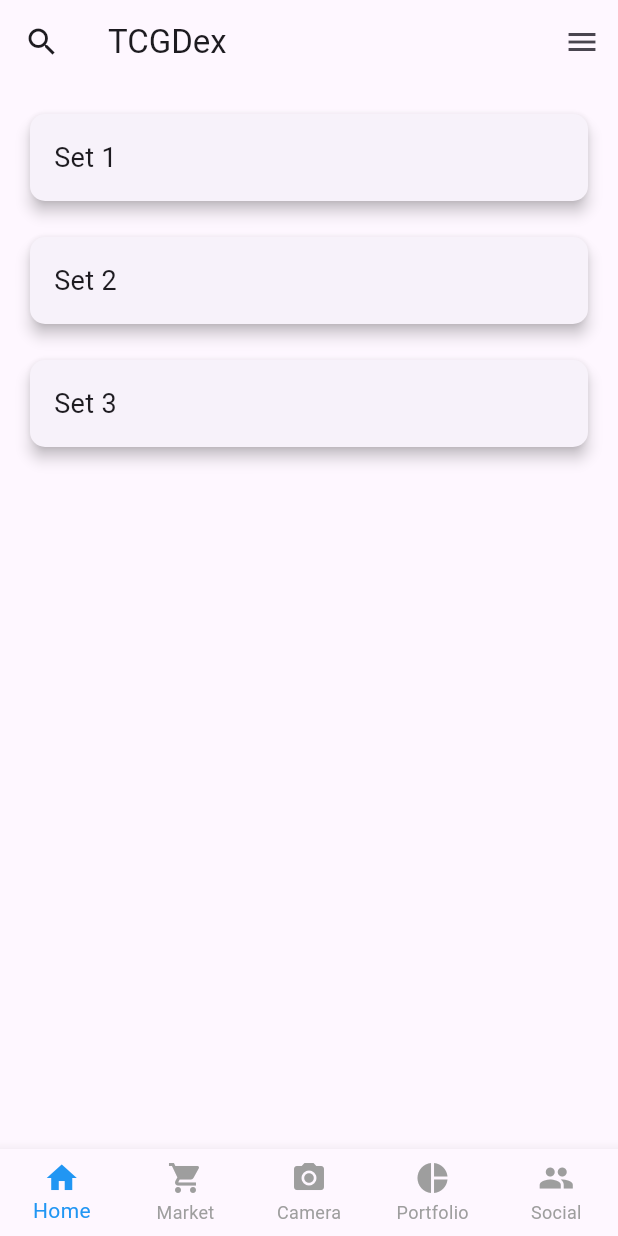
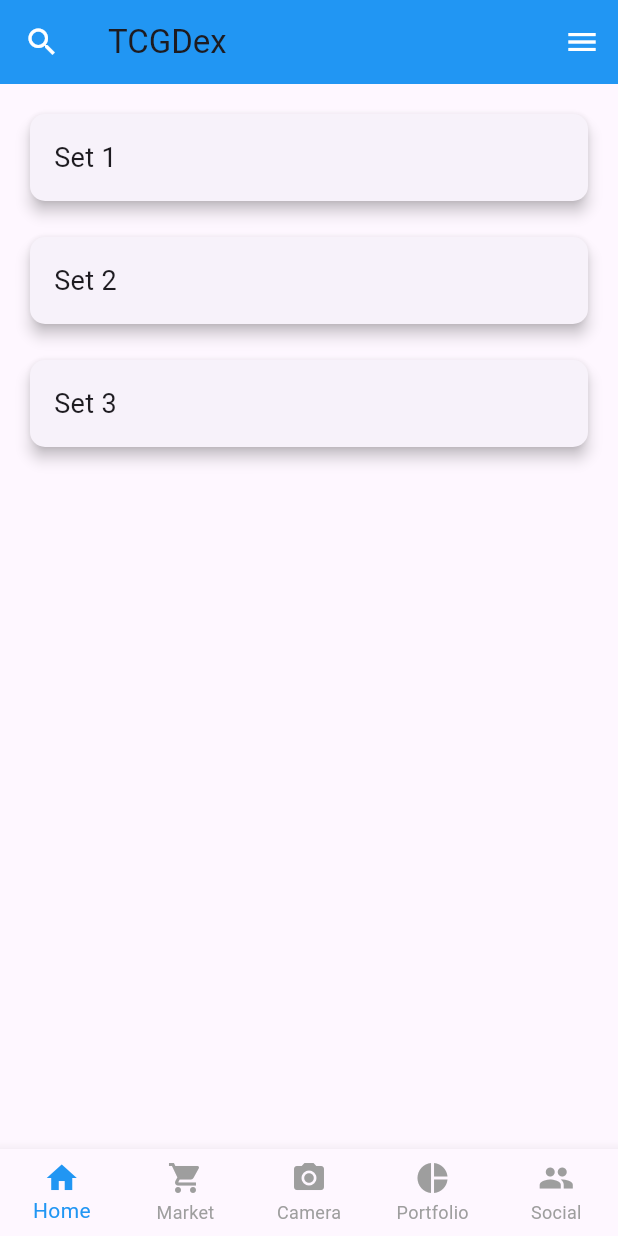
Before and after one commit to llau9/TCGDex, a Flutter app: the screen it shows once a user with an empty profile is signed in, on a phone screen of 412 x 824 dp. Run offline on Flutter 3.47's test engine with Material 3 defaults, Android fonts, the phone set to English and light mode, and no system bars; our stand-ins replace camera, cloud_firestore, firebase_auth, firebase_core; accounts and stored records are empty; network calls fail.

```diff
--- a/my_app/lib/home_screen.dart
+++ b/my_app/lib/home_screen.dart
@@ -1,16 +1,14 @@
 import 'package:flutter/material.dart';
-import 'package:firebase_auth/firebase_auth.dart';
-import 'profile_page.dart'; // Import the ProfilePage
+import 'profile_page.dart';
 import 'portfolio_page.dart';
 import 'camera_page.dart';
 import 'social_page.dart';
 import 'settings_page.dart';
 import 'sign_in_page.dart';
-import 'market_page.dart';
-import 'main.dart'; // Import the AuthWrapper
+import 'market_page.dart'; // Import the MarketPage
 
 class HomeScreen extends StatefulWidget {
-  const HomeScreen({super.key});
+  const HomeScreen({Key? key}) : super(key: key);
 
   @override
   _HomeScreenState createState() => _HomeScreenState();
@@ -18,21 +16,14 @@ class HomeScreen extends StatefulWidget {
 
 class _HomeScreenState extends State<HomeScreen> {
   int _selectedIndex = 0;
-  User? user;
 
-  static final List<Widget> _widgetOptions = <Widget>[
-    const HomeContent(),
-    const MarketPage(),
-    const CameraPage(),
-    const PortfolioPage(),
-    const SocialPage(),
+  static List<Widget> _widgetOptions = <Widget>[
+    HomeContent(),
+    MarketPage(),
+    CameraPage(),
+    PortfolioPage(),
+    SocialPage(),
   ];
-
-  @override
-  void initState() {
-    super.initState();
-    user = FirebaseAuth.instance.currentUser;
-  }
 
   void _onItemTapped(int index) {
     setState(() {
@@ -80,53 +71,33 @@ class _HomeScreenState extends State<HomeScreen> {
                 ),
               ),
             ),
-            if (user != null) ...[
             ListTile(
               leading: const Icon(Icons.account_circle),
               title: const Text('Profile'),
               onTap: () {
                 Navigator.push(
                   context,
-                    MaterialPageRoute(builder: (context) => ProfilePage()), // Remove 'const'
+                  MaterialPageRoute(builder: (context) => ProfilePage()),
                 );
               },
             ),
-              ListTile(
-                leading: const Icon(Icons.logout),
-                title: const Text('Sign Out'),
-                onTap: () {
-                  FirebaseAuth.instance.signOut();
-                  setState(() {
-                    user = null;
-                  });
-                  Navigator.of(context).pushReplacement(
-                    MaterialPageRoute(builder: (context) => const AuthWrapper()), // Ensure this navigates to AuthWrapper
-                  );
-                },
-              ),
-            ] else ...[
             ListTile(
               leading: const Icon(Icons.login),
               title: const Text('Sign In'),
               onTap: () {
                 Navigator.push(
                   context,
-                    MaterialPageRoute(builder: (context) => const SignInPage()),
-                  ).then((_) {
-                    setState(() {
-                      user = FirebaseAuth.instance.currentUser;
-                    });
-                  });
+                  MaterialPageRoute(builder: (context) => SignInPage()),
+                );
               },
             ),
-            ],
             ListTile(
               leading: const Icon(Icons.settings),
               title: const Text('Settings'),
               onTap: () {
                 Navigator.push(
                   context,
-                  MaterialPageRoute(builder: (context) => const SettingsPage()),
+                  MaterialPageRoute(builder: (context) => SettingsPage()),
                 );
               },
             ),
@@ -170,17 +141,15 @@ class _HomeScreenState extends State<HomeScreen> {
 }
 
 class HomeContent extends StatelessWidget {
-  const HomeContent({super.key});
-
   @override
   Widget build(BuildContext context) {
     return ListView(
       padding: const EdgeInsets.all(16.0),
-      children: const <Widget>[
+      children: <Widget>[
         HomeCard(title: 'Set 1'),
-        SizedBox(height: 16.0),
+        const SizedBox(height: 16.0),
         HomeCard(title: 'Set 2'),
-        SizedBox(height: 16.0),
+        const SizedBox(height: 16.0),
         HomeCard(title: 'Set 3'),
       ],
     );
@@ -190,7 +159,7 @@ class HomeContent extends StatelessWidget {
 class HomeCard extends StatelessWidget {
   final String title;
 
-  const HomeCard({super.key, required this.title});
+  const HomeCard({required this.title, Key? key}) : super(key: key);
 
   @override
   Widget build(BuildContext context) {
--- a/my_app/lib/main.dart
+++ b/my_app/lib/main.dart
@@ -1,49 +1,53 @@
 import 'package:flutter/material.dart';
 import 'package:firebase_core/firebase_core.dart';
 import 'package:firebase_auth/firebase_auth.dart';
-import 'package:cloud_firestore/cloud_firestore.dart'; // Import Firestore
 import 'firebase_options.dart';
+import 'home_screen.dart';
 import 'sign_in_page.dart';
-import 'home_screen.dart';
 
 void main() async {
   WidgetsFlutterBinding.ensureInitialized();
-  await Firebase.initializeApp(options: DefaultFirebaseOptions.currentPlatform);
-  runApp(const MyApp());
+  await Firebase.initializeApp(
+    options: DefaultFirebaseOptions.currentPlatform,
+  );
+  runApp(MyApp());
 }
 
 class MyApp extends StatelessWidget {
-  const MyApp({super.key});
-
   @override
   Widget build(BuildContext context) {
     return MaterialApp(
-      title: 'TCGDex',
+      title: 'Modern UI App',
       theme: ThemeData(
         primarySwatch: Colors.blue,
+        appBarTheme: AppBarTheme(
+          color: Colors.blue,
+          iconTheme: IconThemeData(color: Colors.white),
+          actionsIconTheme: IconThemeData(color: Colors.white),
+        ),
+        bottomNavigationBarTheme: BottomNavigationBarThemeData(
+          selectedItemColor: Colors.blue,
+          unselectedItemColor: Colors.grey,
+        ),
       ),
-      home: const AuthWrapper(),
+      home: AuthCheck(), // Start with AuthCheck widget
     );
   }
 }
 
-class AuthWrapper extends StatelessWidget {
-  const AuthWrapper({super.key});
-
+class AuthCheck extends StatelessWidget {
   @override
   Widget build(BuildContext context) {
     return StreamBuilder<User?>(
       stream: FirebaseAuth.instance.authStateChanges(),
       builder: (context, snapshot) {
         if (snapshot.connectionState == ConnectionState.waiting) {
-          return const Scaffold(
-            body: Center(child: CircularProgressIndicator()),
-          );
+          return CircularProgressIndicator();
+        } else if (snapshot.hasData) {
+          return HomeScreen();
+        } else {
+          return SignInPage();
         }
-        if (snapshot.hasData) {
-          return const HomeScreen();
-        }
-        return const SignInPage();
       },
     );
   }
```
Also changed, not shown: my_app/lib/sign_in_page.dart (+26 -15 lines). Lines whose indentation alone changed are shown as unchanged.
